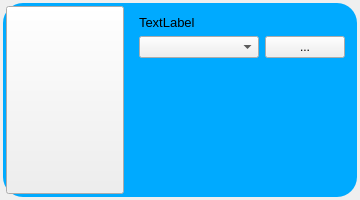
The window that apppanel.ui (snow-w2525/my-launcher) describes before a commit, drawn with Qt 5.
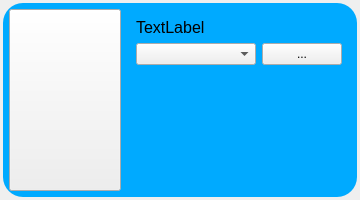
The same window after the commit.

Patch:
```diff
--- a/apppanel.ui
+++ b/apppanel.ui
@@ -44,17 +44,20 @@
       <enum>QFrame::Shadow::Raised</enum>
      </property>
      <layout class="QHBoxLayout" name="horizontalLayout_2">
+      <property name="spacing">
+       <number>6</number>
+      </property>
       <property name="leftMargin">
-       <number>3</number>
+       <number>6</number>
       </property>
       <property name="topMargin">
-       <number>3</number>
+       <number>6</number>
       </property>
       <property name="rightMargin">
-       <number>3</number>
+       <number>6</number>
       </property>
       <property name="bottomMargin">
-       <number>3</number>
+       <number>6</number>
       </property>
       <item>
        <widget class="QPushButton" name="pushButton_execapp">
@@ -64,6 +67,9 @@
           <verstretch>0</verstretch>
          </sizepolicy>
         </property>
+        <property name="styleSheet">
+         <string notr="true"/>
+        </property>
         <property name="text">
          <string/>
         </property>
@@ -88,7 +94,7 @@
           <widget class="QLabel" name="label_apptitle">
            <property name="font">
             <font>
-             <pointsize>10</pointsize>
+             <pointsize>12</pointsize>
              <italic>false</italic>
              <bold>false</bold>
             </font>
```
